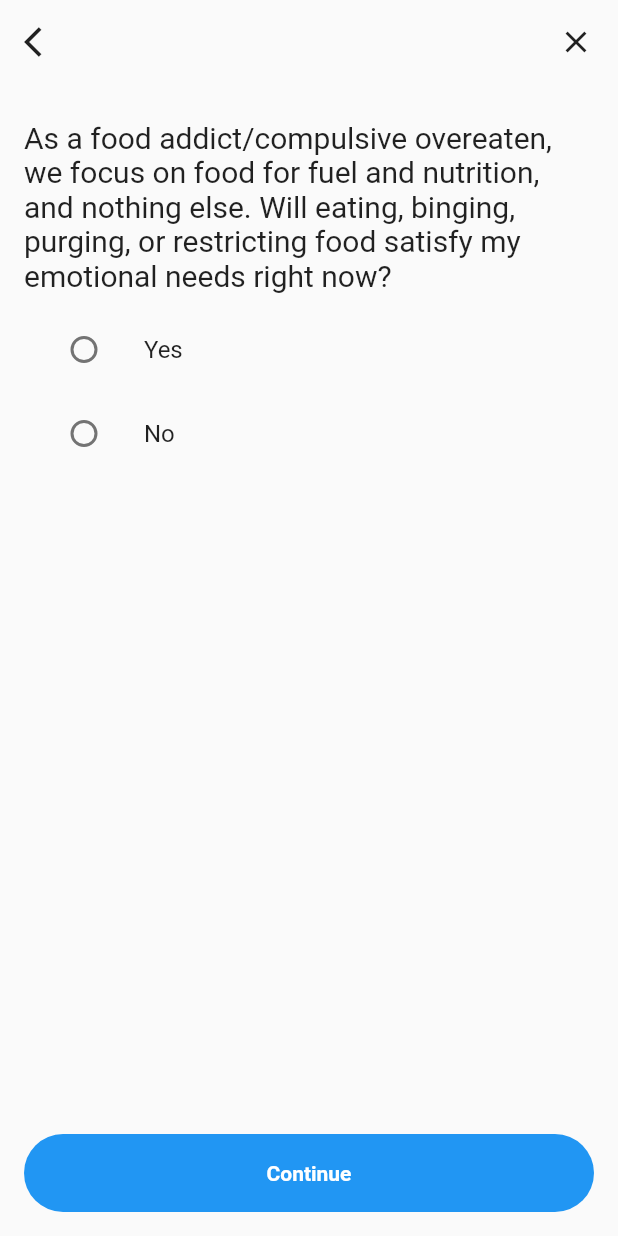
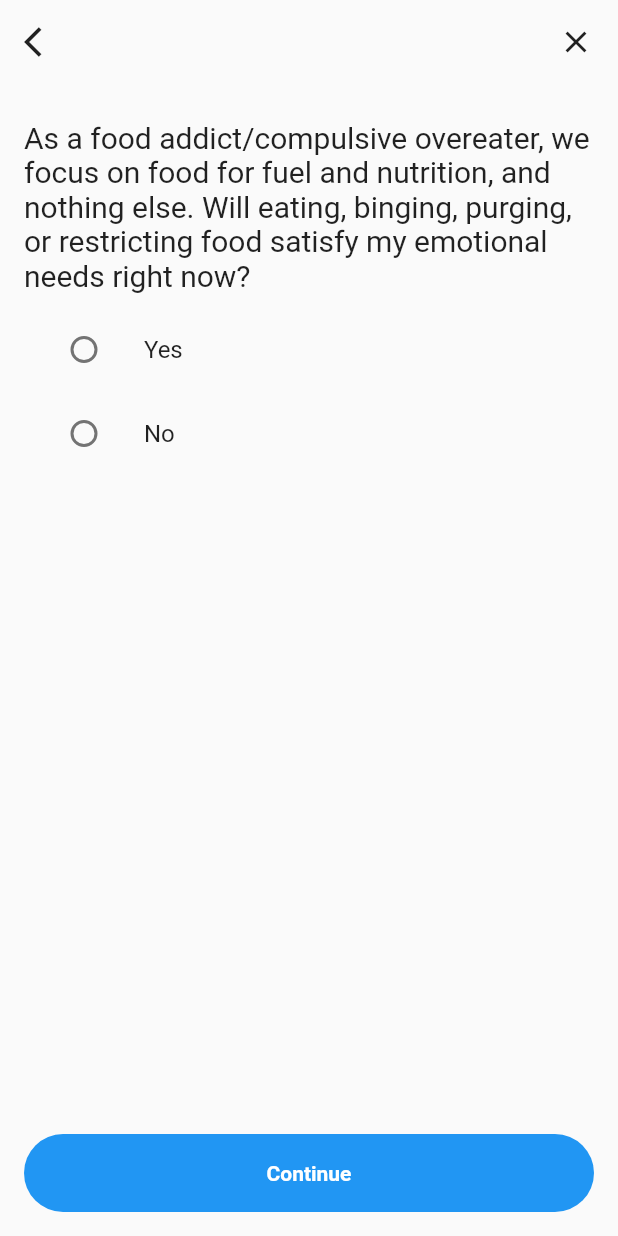
Before and after one commit to waqas-334/Flutter-Mindful-Recovery, a Flutter app: the FoodAddict widget shown alone on an empty page, opened directly with sample values from the repository, on a phone screen of 412 x 824 dp. Run offline on Flutter 3.47's test engine with Material 2 defaults, Android fonts, the phone set to English and light mode, and no system bars; our stand-ins replace flutter_local_notifications, flutter_timezone, fluttertoast, shared_preferences, sqflite, timezone and 1 more; missing offline and left inert: file_saver, pluto_grid, pluto_grid_export, sqlite_viewer; accounts and stored records are empty; project files that could hold a hidden picture were left out.

```diff
--- a/lib/ui/screens/12. Food Addict.dart
+++ b/lib/ui/screens/12. Food Addict.dart
@@ -29,7 +29,7 @@ class _FoodAddictState extends State<FoodAddict> {
       kSizedBox10,
       kSizedBox10,
       const Text(
-          "As a food addict/compulsive overeaten, we focus on food for fuel and nutrition, and nothing else. Will eating, binging, purging, or restricting food satisfy my emotional needs right now? ", style: kQuestionTextStyle),
+          "As a food addict/compulsive overeater, we focus on food for fuel and nutrition, and nothing else. Will eating, binging, purging, or restricting food satisfy my emotional needs right now? ", style: kQuestionTextStyle),
       kSizedBox10,
       ListTile(
         onTap: () {
```
